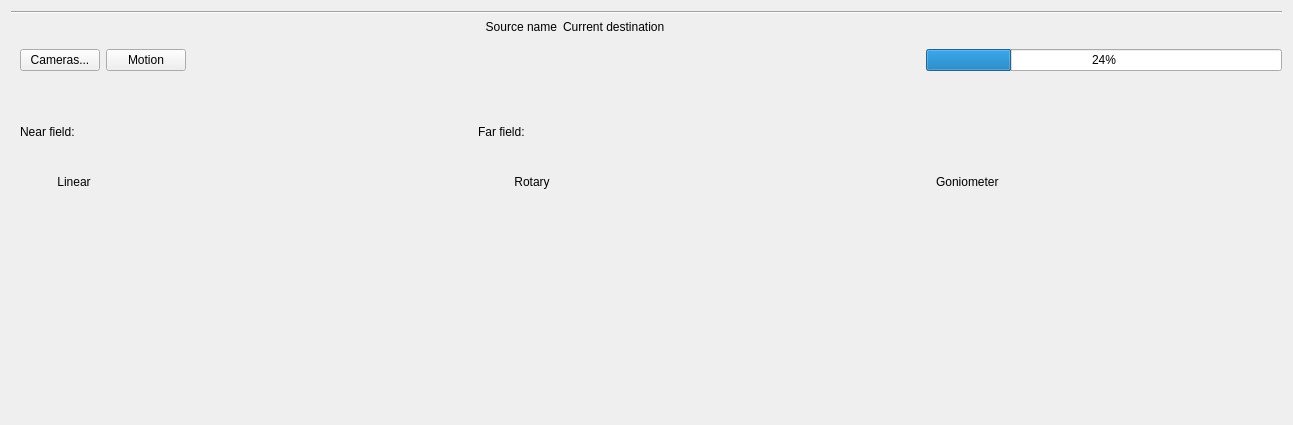
pcdshub/btms-ui, file btms_ui/ui/btms-source.ui: the form before one commit.
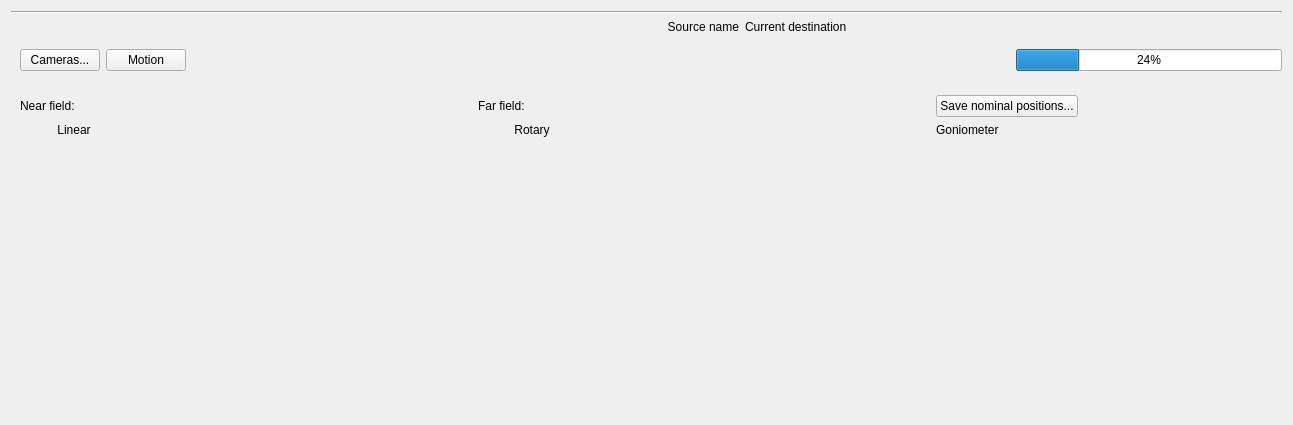
The form after the commit. Custom widgets are drawn as their Qt base class.

Commit message: ENH: add a 'save nominal' button

```diff
--- a/btms_ui/ui/btms-source.ui
+++ b/btms_ui/ui/btms-source.ui
@@ -26,7 +26,7 @@
    <string>Form</string>
   </property>
   <layout class="QGridLayout" name="source_layout">
-   <item row="1" column="2" alignment="Qt::AlignVCenter">
+   <item row="1" column="3" alignment="Qt::AlignVCenter">
     <widget class="BtmsLaserDestinationLabel" name="current_dest_label">
      <property name="sizePolicy">
       <sizepolicy hsizetype="Preferred" vsizetype="Maximum">
@@ -39,7 +39,7 @@
      </property>
     </widget>
    </item>
-   <item row="2" column="3">
+   <item row="2" column="4">
     <widget class="QProgressBar" name="motion_progress_widget">
      <property name="sizePolicy">
       <sizepolicy hsizetype="Minimum" vsizetype="Maximum">
@@ -52,7 +52,7 @@
      </property>
     </widget>
    </item>
-   <item row="2" column="2">
+   <item row="2" column="3">
     <widget class="BtmsLaserDestinationChoice" name="target_dest_widget">
      <property name="frameShape">
       <enum>QFrame::NoFrame</enum>
@@ -118,14 +118,14 @@
      </layout>
     </widget>
    </item>
-   <item row="0" column="0" colspan="4">
+   <item row="0" column="0" colspan="5">
     <widget class="Line" name="line">
      <property name="orientation">
       <enum>Qt::Horizontal</enum>
      </property>
     </widget>
    </item>
-   <item row="5" column="0" colspan="4">
+   <item row="5" column="0" colspan="5">
     <widget class="QFrame" name="motor_frame">
      <property name="frameShape">
       <enum>QFrame::NoFrame</enum>
@@ -584,10 +584,29 @@
         </property>
        </widget>
       </item>
+      <item row="2" column="9" colspan="2">
+       <widget class="QPushButton" name="save_nominal_button">
+        <property name="sizePolicy">
+         <sizepolicy hsizetype="Maximum" vsizetype="Fixed">
+          <horstretch>0</horstretch>
+          <verstretch>0</verstretch>
+         </sizepolicy>
+        </property>
+        <property name="toolTip">
+         <string>When clicked, the 3 motor positions (linear, rotary, and goniometer) will be used for the nominal positions for the current destination of this source.</string>
+        </property>
+        <property name="text">
+         <string>Save nominal positions...</string>
+        </property>
+        <property name="checkable">
+         <bool>true</bool>
+        </property>
+       </widget>
+      </item>
      </layout>
     </widget>
    </item>
-   <item row="1" column="0" colspan="2">
+   <item row="1" column="0" colspan="3">
     <layout class="QHBoxLayout" name="source_and_validity_layout">
      <item alignment="Qt::AlignLeft">
       <widget class="BtmsSourceValidWidget" name="valid_widget">
```
The commit also changes 1 other file.
